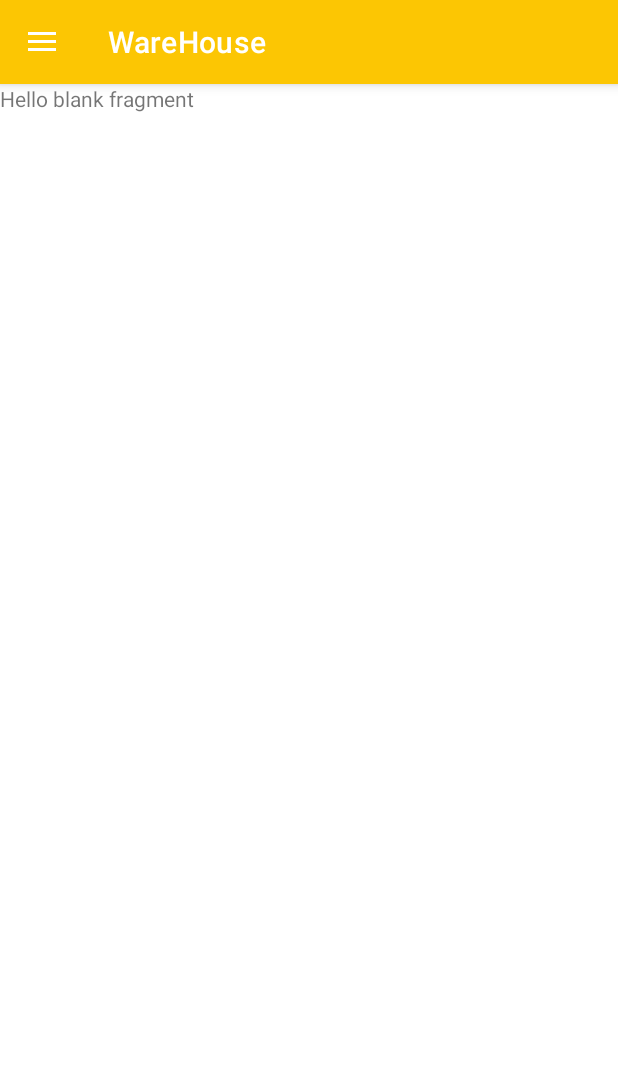
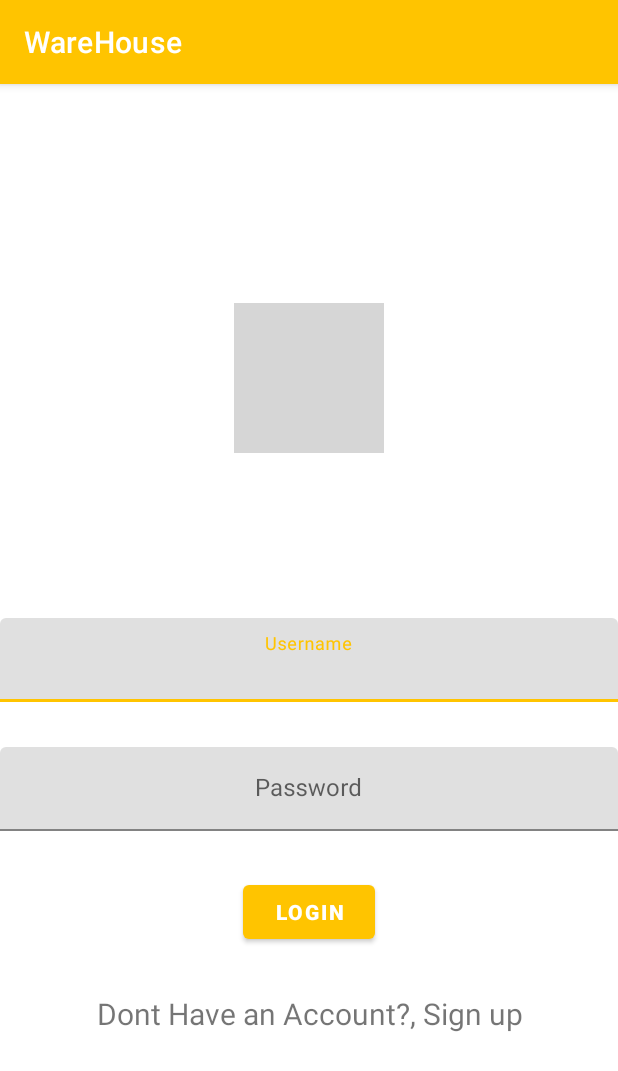
Before and after one commit to Kipbett/WareHouseApp, an Android app: the screen it shows after launch (ManagerHomeActivity before the commit, UserLoginActivity after it), after a tap on "WAREHOUSE MANAGER", on a phone screen of 412 x 824 dp. Shown: the top 1071 px of the screen. Run offline under Robolectric (Android 15) with nearby library versions, the phone set to English and light mode, and no system bars; grey boxes are pictures that could not be loaded.

Commit message:
UserAuth

```diff
--- a/app/build.gradle
+++ b/app/build.gradle
@@ -39,6 +39,9 @@ dependencies {
     implementation 'com.google.android.gms:play-services-location:17.1.0'
     implementation 'androidx.recyclerview:recyclerview:1.2.0-beta01'
     implementation 'com.google.firebase:firebase-database:19.2.1'
+    implementation 'androidx.annotation:annotation:1.1.0'
+    implementation 'androidx.lifecycle:lifecycle-livedata-ktx:2.2.0'
+    implementation 'androidx.lifecycle:lifecycle-viewmodel-ktx:2.2.0'
     testImplementation 'junit:junit:4.+'
     androidTestImplementation 'androidx.test.ext:junit:1.1.1'
     androidTestImplementation 'androidx.test.espresso:espresso-core:3.2.0'
--- a/app/src/main/java/com/example/warehouse/MainActivity.java
+++ b/app/src/main/java/com/example/warehouse/MainActivity.java
@@ -22,7 +22,7 @@ public class MainActivity extends AppCompatActivity {
         button_client.setOnClickListener(new View.OnClickListener() {
             @Override
             public void onClick(View v) {
-                Intent intent_client = new Intent(MainActivity.this, ClientHomeActivity.class);
+                Intent intent_client = new Intent(MainActivity.this, UserLoginActivity.class);
                 startActivity(intent_client);
             }
         });
@@ -30,7 +30,7 @@ public class MainActivity extends AppCompatActivity {
         button_manager.setOnClickListener(new View.OnClickListener() {
             @Override
             public void onClick(View v) {
-                Intent intent = new Intent(MainActivity.this, ManagerHomeActivity.class);
+                Intent intent = new Intent(MainActivity.this, UserLoginActivity.class);
                 startActivity(intent);
             }
         });
--- /dev/null
+++ b/app/src/main/java/com/example/warehouse/UserLoginActivity.java
@@ -0,0 +1,39 @@
+package com.example.warehouse;
+
+import androidx.appcompat.app.AppCompatActivity;
+
+import android.content.Intent;
+import android.os.Bundle;
+import android.view.View;
+import android.widget.Button;
+import android.widget.TextView;
+
+public class UserLoginActivity extends AppCompatActivity {
+
+    Button btn_login;
+    TextView text_reg;
+
+    @Override
+    protected void onCreate(Bundle savedInstanceState) {
+        super.onCreate(savedInstanceState);
+        setContentView(R.layout.activity_user_login);
+
+        text_reg = findViewById(R.id.register_text);
+        btn_login = findViewById(R.id.button_login);
+        btn_login.setOnClickListener(new View.OnClickListener() {
+            @Override
+            public void onClick(View v) {
+                Intent intent = new Intent(UserLoginActivity.this, ClientHomeActivity.class);
+                startActivity(intent);
+            }
+        });
+
+        text_reg.setOnClickListener(new View.OnClickListener() {
+            @Override
+            public void onClick(View v) {
+                Intent reg_intent = new Intent(UserLoginActivity.this, RegistrationActivity.class);
+                startActivity(reg_intent);
+            }
+        });
+    }
+}
--- a/app/src/main/res/layout/activity_inventory.xml
+++ b/app/src/main/res/layout/activity_inventory.xml
@@ -27,6 +27,7 @@
     <androidx.recyclerview.widget.RecyclerView
         android:layout_width="match_parent"
         android:layout_height="wrap_content"
-        android:id="@+id/recycler_view_inventory"/>
+        android:id="@+id/recycler_view_inventory"
+        android:layout_below="@id/tool_bar_header"/>
 
 </RelativeLayout>
--- /dev/null
+++ b/app/src/main/res/layout/activity_user_login.xml
@@ -0,0 +1,68 @@
+<?xml version="1.0" encoding="utf-8"?>
+<RelativeLayout xmlns:android="http://schemas.android.com/apk/res/android"
+    xmlns:app="http://schemas.android.com/apk/res-auto"
+    xmlns:tools="http://schemas.android.com/tools"
+    android:layout_width="match_parent"
+    android:layout_height="match_parent"
+    tools:context=".UserLoginActivity">
+
+    <ImageView
+        android:layout_width="100dp"
+        android:layout_height="100dp"
+        android:layout_above="@+id/uer_layout"
+        android:layout_centerHorizontal="true"
+        android:layout_marginBottom="80dp"
+        android:src="@drawable/industrial"/>
+
+    <com.google.android.material.textfield.TextInputLayout
+        android:layout_width="match_parent"
+        android:layout_height="wrap_content"
+        android:id="@+id/uer_layout"
+        android:layout_marginTop="30dp"
+        android:layout_centerInParent="true">
+        <EditText
+            android:layout_width="match_parent"
+            android:layout_height="wrap_content"
+            android:hint="Username"
+            android:gravity="center"
+            android:id="@+id/username"/>
+    </com.google.android.material.textfield.TextInputLayout>
+
+    <com.google.android.material.textfield.TextInputLayout
+        android:layout_width="match_parent"
+        android:layout_height="wrap_content"
+        android:id="@+id/password_input"
+        android:layout_below="@+id/uer_layout"
+        tools:ignore="UnknownId"
+        android:layout_marginTop="30dp">
+        <EditText
+            android:layout_width="match_parent"
+            android:layout_height="wrap_content"
+            android:hint="Password"
+            android:gravity="center"
+            android:password="true"
+            android:id="@+id/password_toggle"/>
+    </com.google.android.material.textfield.TextInputLayout>
+
+    <Button
+        android:id="@+id/button_login"
+        android:layout_width="wrap_content"
+        android:layout_height="wrap_content"
+        android:layout_below="@id/password_input"
+        android:layout_centerHorizontal="true"
+        android:layout_marginTop="30dp"
+        android:text="Login"
+        android:textStyle="bold"
+        android:textColor="#ffffff"/>
+
+    <TextView
+        android:id="@+id/register_text"
+        android:layout_width="match_parent"
+        android:layout_height="wrap_content"
+        android:text="Dont Have an Account?, Sign up"
+        android:layout_below="@+id/button_login"
+        android:layout_marginTop="30dp"
+        android:gravity="center"
+        android:textSize="20dp"/>
+
+</RelativeLayout>
--- /dev/null
+++ b/app/src/main/res/values/dimens.xml
@@ -0,0 +1,5 @@
+<resources>
+    <!-- Default screen margins, per the Android Design guidelines. -->
+    <dimen name="activity_horizontal_margin">16dp</dimen>
+    <dimen name="activity_vertical_margin">16dp</dimen>
+</resources>
```
Also changed, not shown: app/src/main/AndroidManifest.xml (+29 -17 lines), app/src/main/java/com/example/warehouse/AddItemActivity.java (+4 -8 lines), app/src/main/java/com/example/warehouse/RegistrationActivity.java (added, +14 -0 lines), app/src/main/res/layout/activity_registration.xml (added, +151 -0 lines), app/src/main/res/values/strings.xml (+9 -0 lines), 71 other files.
